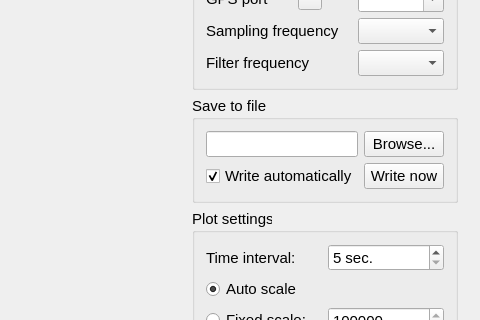
Qt form mainwindow.ui (NIA/seismoreg) before a commit; both pictures show x 520 to 1000 and y 159 to 479 of the 1000 by 694 pixel window.
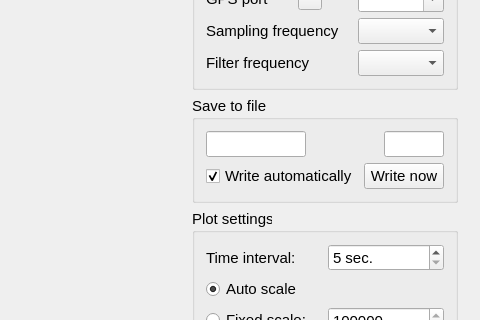
The same form after that commit. Icons and pictures are not drawn. Custom widgets are drawn as their Qt base class.

Diff of the .ui file:
```diff
--- a/mainwindow.ui
+++ b/mainwindow.ui
@@ -241,18 +241,74 @@
            <property name="title">
             <string>Save to file</string>
            </property>
-           <layout class="QGridLayout" name="gridLayout_3">
-            <item row="0" column="1">
-             <widget class="QPushButton" name="browseBtn">
+           <layout class="QVBoxLayout" name="verticalLayout">
+            <item>
+             <layout class="QHBoxLayout" name="horizontalLayout_2" stretch="2,0,1">
+              <property name="sizeConstraint">
+               <enum>QLayout::SetDefaultConstraint</enum>
+              </property>
+              <item>
+               <widget class="QLineEdit" name="saveFilePrefix">
+                <property name="sizePolicy">
+                 <sizepolicy hsizetype="Maximum" vsizetype="Fixed">
+                  <horstretch>0</horstretch>
+                  <verstretch>0</verstretch>
+                 </sizepolicy>
+                </property>
+                <property name="minimumSize">
+                 <size>
+                  <width>10</width>
+                  <height>0</height>
+                 </size>
+                </property>
+                <property name="maximumSize">
+                 <size>
+                  <width>100</width>
+                  <height>16777215</height>
+                 </size>
+                </property>
+                <property name="toolTip">
+                 <string>Prefix</string>
+                </property>
+               </widget>
+              </item>
+              <item>
+               <widget class="QLabel" name="label_14">
               <property name="text">
-               <string>Browse...</string>
+                 <string>&lt;time&gt;</string>
               </property>
              </widget>
             </item>
-            <item row="0" column="0">
-             <widget class="QLineEdit" name="saveFileName"/>
-            </item>
-            <item row="1" column="0">
+              <item>
+               <widget class="QLineEdit" name="saveFileSuffix">
+                <property name="sizePolicy">
+                 <sizepolicy hsizetype="Maximum" vsizetype="Fixed">
+                  <horstretch>0</horstretch>
+                  <verstretch>0</verstretch>
+                 </sizepolicy>
+                </property>
+                <property name="minimumSize">
+                 <size>
+                  <width>10</width>
+                  <height>0</height>
+                 </size>
+                </property>
+                <property name="maximumSize">
+                 <size>
+                  <width>60</width>
+                  <height>16777215</height>
+                 </size>
+                </property>
+                <property name="toolTip">
+                 <string>Suffix (usually extension)</string>
+                </property>
+               </widget>
+              </item>
+             </layout>
+            </item>
+            <item>
+             <layout class="QHBoxLayout" name="horizontalLayout_3">
+              <item>
              <widget class="QCheckBox" name="writeToFileEnabled">
               <property name="text">
                <string>Write automatically</string>
@@ -262,12 +318,14 @@
               </property>
              </widget>
             </item>
-            <item row="1" column="1">
+              <item>
              <widget class="QPushButton" name="writeNowBtn">
               <property name="text">
                <string>Write now</string>
               </property>
              </widget>
+              </item>
+             </layout>
             </item>
            </layout>
           </widget>
```
Lines whose indentation alone changed are shown as unchanged.
